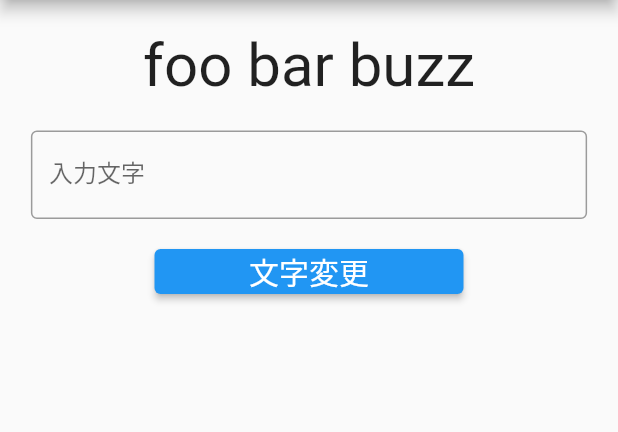
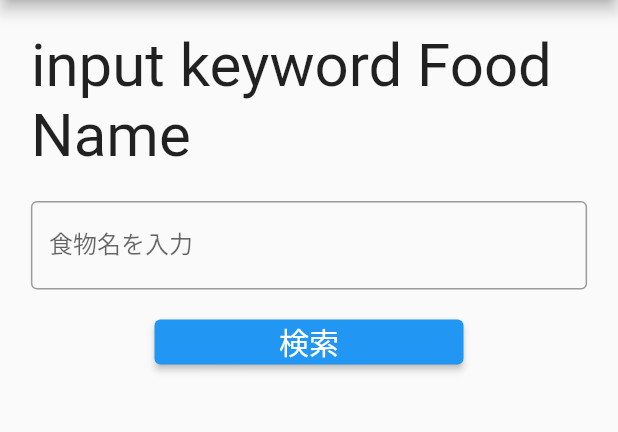
Before and after one commit to UG/myFit, a Flutter app: the screen it shows after launch, on a phone screen of 412 x 824 dp, the part 84-516 px from its top. Run offline on Flutter 3.47's test engine with Material 2 defaults, Android fonts, the phone set to English and light mode, and no system bars; our stand-ins replace flutter_hooks, hooks_riverpod, sqflite; accounts and stored records are empty.

Commit message:
search bar in progress

```diff
--- a/lib/main.dart
+++ b/lib/main.dart
@@ -2,6 +2,7 @@ import 'package:flutter/material.dart';
 //import './screen/BMICalcScreen.dart';
 import './screen/titleRiverpod.dart';
 import 'package:hooks_riverpod/hooks_riverpod.dart';
+import 'package:myfit/screen/SearchNutrition.dart';
 
 void main() {
   runApp(ProviderScope(child: MyApp()));
@@ -17,7 +18,7 @@ class MyApp extends StatelessWidget {
       home: Scaffold(
         appBar: AppBar(title: Text('My Fit Home')),
         //body: BMICalcScreen(),
-        body: TitleRiverPod(),
+        body: SearchNutirition(),
       ),
       debugShowCheckedModeBanner: false,
     );
--- /dev/null
+++ b/lib/screen/SearchNutrition.dart
@@ -0,0 +1,73 @@
+import 'package:flutter/material.dart';
+import 'package:hooks_riverpod/hooks_riverpod.dart';
+import 'package:flutter_hooks/flutter_hooks.dart';
+import 'package:sqflite/sqflite.dart';
+
+final keywordProvider =
+    StateNotifierProvider<SearchKeyword, String>((_) => SearchKeyword());
+
+class SearchKeyword extends StateNotifier<String> {
+  SearchKeyword() : super('input keyword Food Name');
+  void setKeyword(arg) {
+    state = arg;
+  }
+}
+
+class SearchNutirition extends HookWidget {
+  SearchNutirition({Key? key}) : super(key: key);
+  final _formKey = GlobalKey<FormState>();
+
+  void setKeyword(String val) async {
+    inputText = val;
+    Database db = await openDatabase('Nutrition.db');
+    String sql = 'select id,name from Food where name like "%' + val + '%";';
+    List<Map> items = await db.rawQuery(sql);
+    print(items);
+  }
+
+  var inputText = "";
+  @override
+  Widget build(BuildContext context) {
+    useEffect(() {}, const []);
+    double screenWidth = MediaQuery.of(context).size.width;
+    final title = useProvider(keywordProvider);
+    return Scaffold(
+      body: Center(
+          child: Container(
+              width: screenWidth * 0.9,
+              child: Column(children: [
+                SizedBox(height: 20),
+                Center(
+                    child: Container(
+                        child: Text('$title',
+                            style: TextStyle(
+                              fontSize: 40,
+                            )))),
+                SizedBox(height: 20),
+                Form(
+                  key: _formKey,
+                  child: TextFormField(
+                    onChanged: setKeyword,
+                    decoration: InputDecoration(
+                      labelText: '食物名を入力',
+                      border: OutlineInputBorder(),
+                    ),
+                  ),
+                ),
+                SizedBox(height: 20),
+                SizedBox(
+                  height: 30,
+                  width: screenWidth * .5,
+                  child: ElevatedButton(
+                    child: const Text('検索', style: TextStyle(fontSize: 20)),
+                    onPressed: () {
+                      context
+                          .read(keywordProvider.notifier)
+                          .setKeyword(inputText);
+                    },
+                  ),
+                ),
+              ]))),
+    );
+  }
+}
--- a/pubspec.yaml
+++ b/pubspec.yaml
@@ -10,8 +10,10 @@ dependencies:
     sdk: flutter
   hooks_riverpod: ^0.14.0+4
   flutter_hooks: ^0.17.0
+  uuid: ^3.0.4
+  path_provider: ^2.0.4
+  path: ^1.8.0
   sqflite: ^2.0.0+4
-  uuid: ^3.0.4
 
 dev_dependencies:
   flutter_test:
```
Also changed, not shown: pubspec.lock, 3 other files.
